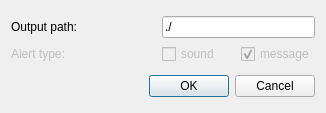
Above: src/interface/ui/preferences.ui from FXIhub/hummingbird before the change. Below: the same form after it.
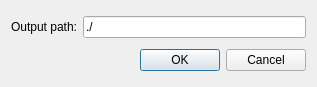
That is the form after the change.

Commit message: Implemented sound alert for image window

Patch:
```diff
--- a/src/interface/ui/preferences.ui
+++ b/src/interface/ui/preferences.ui
@@ -6,69 +6,35 @@
    <rect>
     <x>0</x>
     <y>0</y>
-    <width>326</width>
-    <height>113</height>
+    <width>317</width>
+    <height>87</height>
    </rect>
   </property>
   <property name="windowTitle">
    <string>Dialog</string>
   </property>
-  <layout class="QGridLayout" name="gridLayout_2">
-   <item row="0" column="0">
     <layout class="QGridLayout" name="gridLayout">
-     <item row="1" column="3">
-      <widget class="QCheckBox" name="alert_msg">
-       <property name="enabled">
-        <bool>false</bool>
-       </property>
-       <property name="text">
-        <string>message</string>
-       </property>
-       <property name="checked">
-        <bool>true</bool>
-       </property>
-      </widget>
-     </item>
-     <item row="1" column="2">
-      <widget class="QCheckBox" name="alert_sound">
-       <property name="enabled">
-        <bool>false</bool>
-       </property>
-       <property name="text">
-        <string>sound</string>
-       </property>
-       <property name="checked">
-        <bool>false</bool>
-       </property>
-      </widget>
-     </item>
-     <item row="1" column="0" colspan="2">
-      <widget class="QLabel" name="label_2">
-       <property name="enabled">
-        <bool>false</bool>
-       </property>
-       <property name="text">
-        <string>Alert type:</string>
-       </property>
-      </widget>
-     </item>
-     <item row="0" column="0" colspan="2">
+   <item row="0" column="0">
       <widget class="QLabel" name="label">
        <property name="text">
         <string>Output path:</string>
        </property>
       </widget>
      </item>
-     <item row="0" column="2" colspan="2">
+   <item row="0" column="1">
       <widget class="QLineEdit" name="outputPath">
+     <property name="sizePolicy">
+      <sizepolicy hsizetype="MinimumExpanding" vsizetype="Fixed">
+       <horstretch>0</horstretch>
+       <verstretch>0</verstretch>
+      </sizepolicy>
+     </property>
        <property name="text">
         <string>./</string>
        </property>
       </widget>
      </item>
-    </layout>
-   </item>
-   <item row="1" column="0">
+   <item row="1" column="0" colspan="2">
     <widget class="QDialogButtonBox" name="buttonBox">
      <property name="orientation">
       <enum>Qt::Horizontal</enum>
```
Lines whose indentation alone changed are shown as unchanged. The commit also changes 11 other files.
